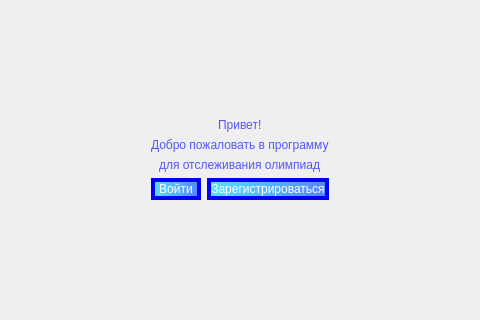
Qt form welcome_window.ui (Mathew5555/The-Olympiad-schedule) before a commit; both pictures show x 360 to 840 and y 241 to 561 of the 1200 by 800 pixel window.
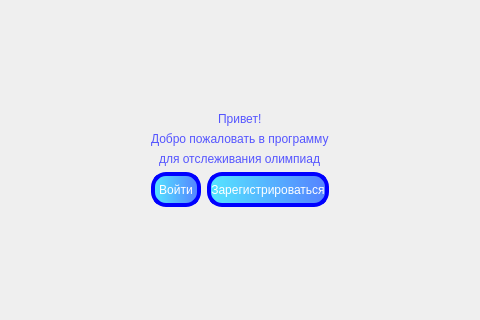
The same form after that commit.

What changed in the file:
```diff
--- a/welcome_window.ui
+++ b/welcome_window.ui
@@ -93,6 +93,12 @@
           <layout class="QHBoxLayout" name="horizontalLayout">
            <item>
             <widget class="QPushButton" name="btn_enter">
+             <property name="minimumSize">
+              <size>
+               <width>0</width>
+               <height>35</height>
+              </size>
+             </property>
              <property name="styleSheet">
               <string notr="true">background: qlineargradient(spread:pad, x1:0, y1:0, x2:1, y2:0, stop:0 rgba(85, 230, 255), stop:1 rgba(85, 130, 255));
 border-color: rgb(0, 0, 255);
@@ -109,6 +115,12 @@
            </item>
            <item>
             <widget class="QPushButton" name="btn_reg">
+             <property name="minimumSize">
+              <size>
+               <width>0</width>
+               <height>35</height>
+              </size>
+             </property>
              <property name="styleSheet">
               <string notr="true">background: qlineargradient(spread:pad, x1:0, y1:0, x2:1, y2:0, stop:0 rgba(85, 230, 255), stop:1 rgba(85, 130, 255));
 border-color: rgb(0, 0, 255);
```
Left out of the diff: 10 changed lines with no effect on the pictures.
